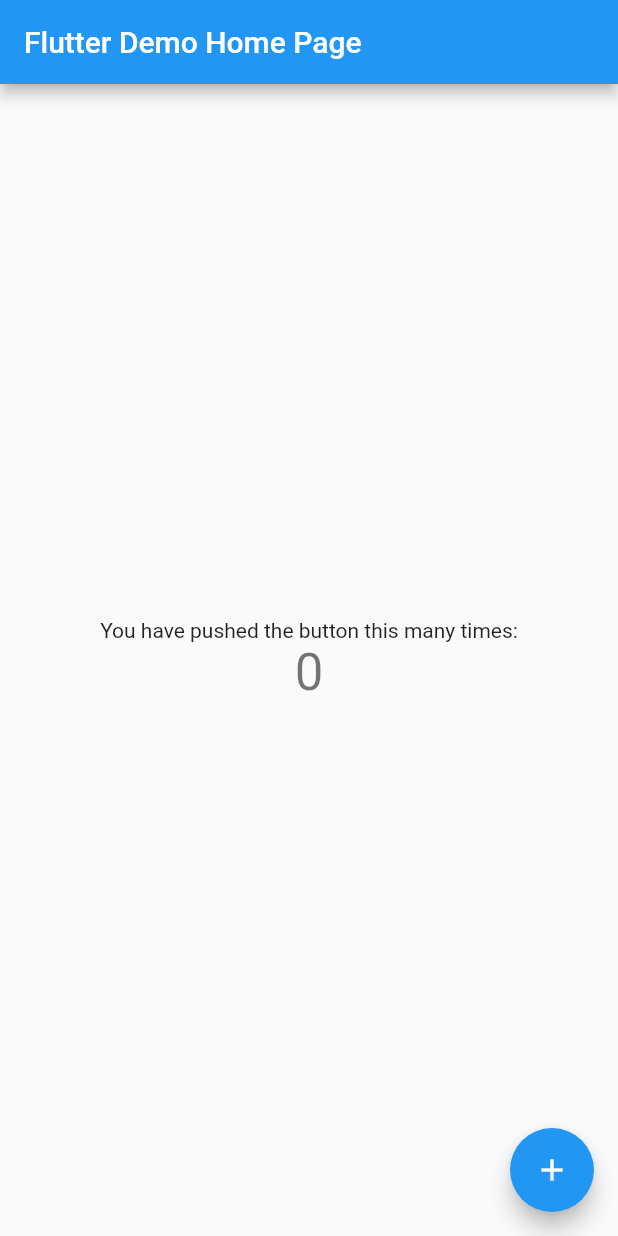
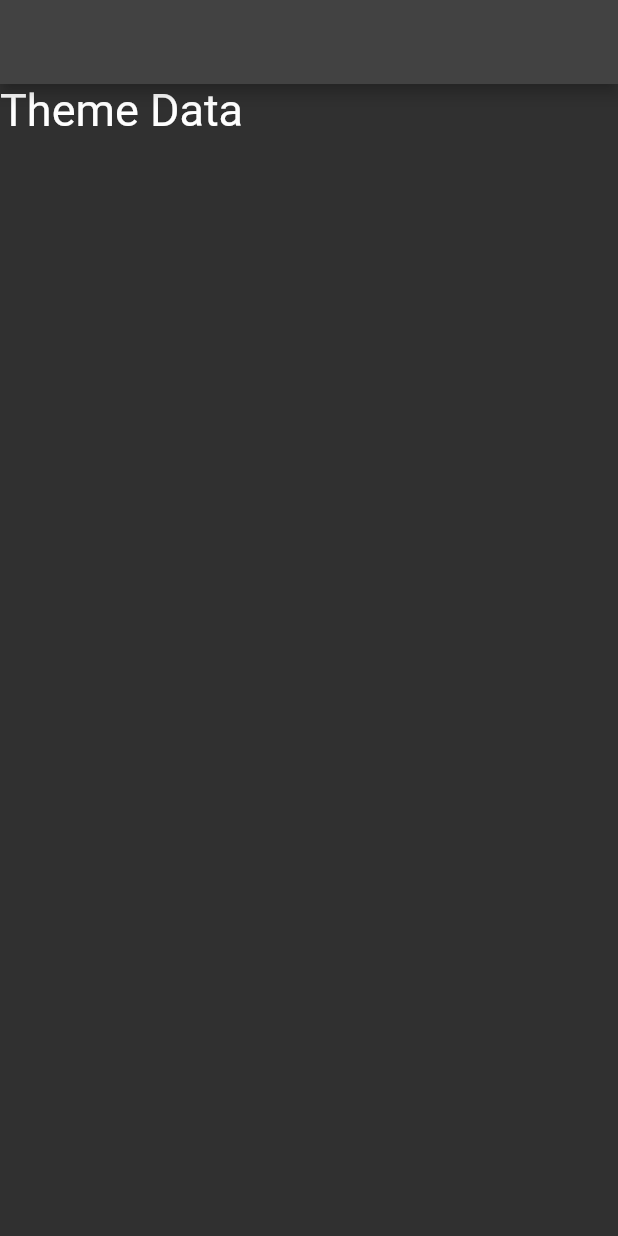
Before and after one commit to DinBecarevic/evidencni_karton_voznje, a Flutter app: the screen it shows after launch, on a phone screen of 412 x 824 dp. Run offline on Flutter 3.47's test engine with Material 2 defaults, Android fonts, the phone set to English and light mode, and no system bars.

Commit message:
Začetek za temo in barve (18:30 min

```diff
--- a/lib/main.dart
+++ b/lib/main.dart
@@ -1,3 +1,5 @@
+import 'package:evidencni_karton_voznje/ui/home_page.dart';
+import 'package:evidencni_karton_voznje/ui/theme.dart';
 import 'package:flutter/material.dart';
 
 void main() {
@@ -12,104 +14,12 @@
   Widget build(BuildContext context) {
     return MaterialApp(
       title: 'Flutter Demo',
-      theme: ThemeData(
-        // This is the theme of your application.
-        //
-        // Try running your application with "flutter run". You'll see the
-        // application has a blue toolbar. Then, without quitting the app, try
-        // changing the primarySwatch below to Colors.green and then invoke
-        // "hot reload" (press "r" in the console where you ran "flutter run",
-        // or simply save your changes to "hot reload" in a Flutter IDE).
-        // Notice that the counter didn't reset back to zero; the application
-        // is not restarted.
-        primarySwatch: Colors.blue,
-      ),
-      home: const MyHomePage(title: 'Flutter Demo Home Page'),
+      debugShowCheckedModeBanner: false,
+      theme: Themes.light,
+      darkTheme: Themes.dark,
+      themeMode: ThemeMode.dark,
+
+      home: HomePage()
     );
   }
 }
-
-class MyHomePage extends StatefulWidget {
-  const MyHomePage({super.key, required this.title});
-
-  // This widget is the home page of your application. It is stateful, meaning
-  // that it has a State object (defined below) that contains fields that affect
-  // how it looks.
-
-  // This class is the configuration for the state. It holds the values (in this
-  // case the title) provided by the parent (in this case the App widget) and
-  // used by the build method of the State. Fields in a Widget subclass are
-  // always marked "final".
-
-  final String title;
-
-  @override
-  State<MyHomePage> createState() => _MyHomePageState();
-}
-
-class _MyHomePageState extends State<MyHomePage> {
-  int _counter = 0;
-
-  void _incrementCounter() {
-    setState(() {
-      // This call to setState tells the Flutter framework that something has
-      // changed in this State, which causes it to rerun the build method below
-      // so that the display can reflect the updated values. If we changed
-      // _counter without calling setState(), then the build method would not be
-      // called again, and so nothing would appear to happen.
-      _counter++;
-    });
-  }
-
-  @override
-  Widget build(BuildContext context) {
-    // This method is rerun every time setState is called, for instance as done
-    // by the _incrementCounter method above.
-    //
-    // The Flutter framework has been optimized to make rerunning build methods
-    // fast, so that you can just rebuild anything that needs updating rather
-    // than having to individually change instances of widgets.
-    return Scaffold(
-      appBar: AppBar(
-        // Here we take the value from the MyHomePage object that was created by
-        // the App.build method, and use it to set our appbar title.
-        title: Text(widget.title),
-      ),
-      body: Center(
-        // Center is a layout widget. It takes a single child and positions it
-        // in the middle of the parent.
-        child: Column(
-          // Column is also a layout widget. It takes a list of children and
-          // arranges them vertically. By default, it sizes itself to fit its
-          // children horizontally, and tries to be as tall as its parent.
-          //
-          // Invoke "debug painting" (press "p" in the console, choose the
-          // "Toggle Debug Paint" action from the Flutter Inspector in Android
-          // Studio, or the "Toggle Debug Paint" command in Visual Studio Code)
-          // to see the wireframe for each widget.
-          //
-          // Column has various properties to control how it sizes itself and
-          // how it positions its children. Here we use mainAxisAlignment to
-          // center the children vertically; the main axis here is the vertical
-          // axis because Columns are vertical (the cross axis would be
-          // horizontal).
-          mainAxisAlignment: MainAxisAlignment.center,
-          children: <Widget>[
-            const Text(
-              'You have pushed the button this many times:',
-            ),
-            Text(
-              '$_counter',
-              style: Theme.of(context).textTheme.headline4,
-            ),
-          ],
-        ),
-      ),
-      floatingActionButton: FloatingActionButton(
-        onPressed: _incrementCounter,
-        tooltip: 'Increment',
-        child: const Icon(Icons.add),
-      ), // This trailing comma makes auto-formatting nicer for build methods.
-    );
-  }
-}
--- /dev/null
+++ b/lib/ui/home_page.dart
@@ -0,0 +1,27 @@
+import 'package:flutter/cupertino.dart';
+import 'package:flutter/material.dart';
+
+class HomePage extends StatefulWidget {
+  const HomePage({Key? key}) : super(key: key);
+
+  @override
+  State<HomePage> createState() => _HomePageState();
+}
+
+class _HomePageState extends State<HomePage> {
+  @override
+  Widget build(BuildContext context) {
+    return Scaffold(
+      appBar: AppBar(),
+        body: Column(
+          children: [
+            Text("Theme Data",
+            style: TextStyle(
+              fontSize: 30
+            ),
+            )
+          ],
+        )
+      );
+  }
+}
--- /dev/null
+++ b/lib/ui/theme.dart
@@ -0,0 +1,25 @@
+import 'package:flutter/material.dart';
+
+const Color greenClr = Color(0xff6baa75);
+const Color redClr = Color(0xFFF34213);
+const Color marineClr = Color(0xFF384E77);
+
+const Color bluishClr = Color(0xFF4e5ae8);
+const Color yellowClr = Color(0xFFFFB746);
+const Color pinkClr = Color(0xFFff4667);
+const Color white = Colors.white;
+const primaryClr = bluishClr;
+const Color darkGreyClr = Color(0xFF1e1e1e);
+const Color lightGreyClr = Color(0xFF2e2e2e);
+
+class Themes {
+  static final light= ThemeData(
+  primarySwatch: Colors.red,
+  brightness: Brightness.light,
+  );
+
+  static final dark= ThemeData(
+  primaryColor: Colors.green,
+  brightness: Brightness.dark,
+  );
+}
```
